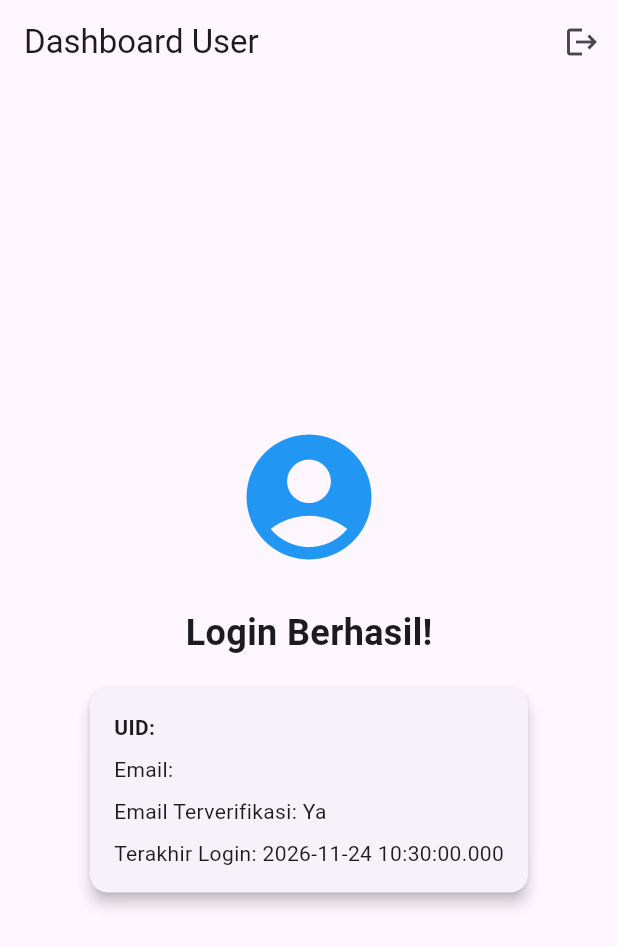
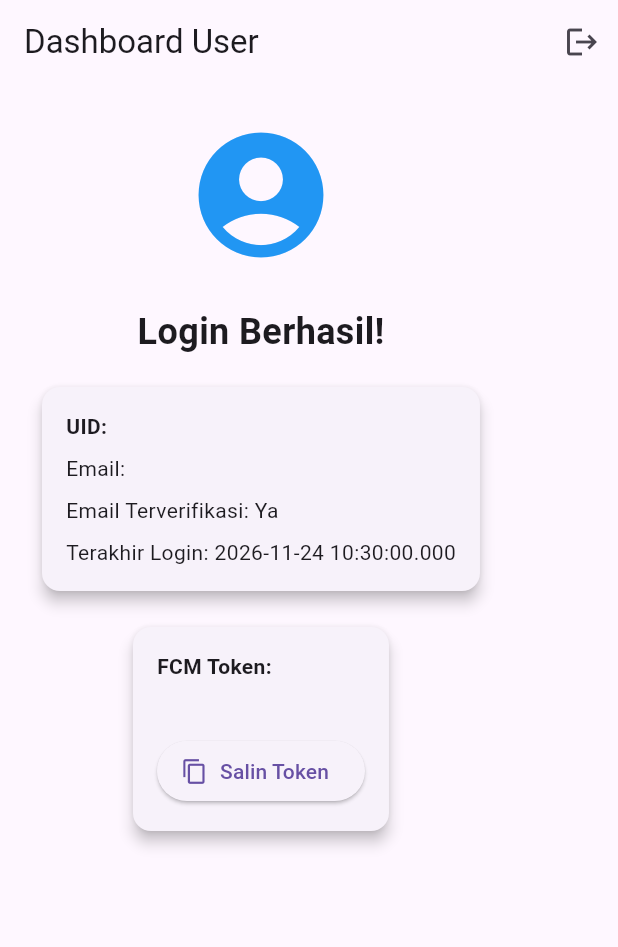
Before and after one commit to ryhan27/firebase_login, a Flutter app: the screen it shows once a user with an empty profile is signed in, on a phone screen of 412 x 824 dp. Shown: the top 947 px of the screen. Run offline on Flutter 3.47's test engine with Material 3 defaults, Android fonts, the phone set to English and light mode, and no system bars; our stand-ins replace firebase_auth, firebase_core, firebase_messaging, flutter_local_notifications; accounts and stored records are empty; network calls fail.

Commit message:
add FCM notifications, token card UI, and remove register button

```diff
--- a/lib/informasi_pengguna/user_info_screen.dart
+++ b/lib/informasi_pengguna/user_info_screen.dart
@@ -1,5 +1,8 @@
 import 'package:flutter/material.dart';
 import 'package:firebase_auth/firebase_auth.dart';
+import 'package:login_firebase/fcm_token_card.dart';
+// Jangan lupa import file widget FcmTokenCard kamu di sini, contoh:
+// import 'fcm_token_card.dart';
 
 class UserInfoScreen extends StatelessWidget {
   final User user;
@@ -23,11 +26,10 @@ class UserInfoScreen extends StatelessWidget {
           ),
         ],
       ),
-      body: Center(
+      body: SingleChildScrollView(
         child: Padding(
           padding: const EdgeInsets.all(24.0),
           child: Column(
-            mainAxisAlignment: MainAxisAlignment.center,
             crossAxisAlignment: CrossAxisAlignment.center,
             children: [
               const Icon(Icons.account_circle, size: 100, color: Colors.blue),
@@ -62,6 +64,8 @@ class UserInfoScreen extends StatelessWidget {
                   ),
                 ),
               ),
+              const SizedBox(height: 16),
+              const FcmTokenCard(),
             ],
           ),
         ),
--- a/lib/main.dart
+++ b/lib/main.dart
@@ -4,11 +4,20 @@ import 'package:firebase_auth/firebase_auth.dart';
 import 'firebase_options.dart';
 import 'auth/login_screen.dart';
 import 'informasi_pengguna/user_info_screen.dart';
-
+import 'package:firebase_messaging/firebase_messaging.dart';
+import 'notification_service.dart';
 void main() async {
   WidgetsFlutterBinding.ensureInitialized();
   await Firebase.initializeApp(options: DefaultFirebaseOptions.currentPlatform);
+
+  // Daftarkan handler untuk pesan saat aplikasi background / mati   // BARU
+  FirebaseMessaging.onBackgroundMessage(firebaseMessagingBackgroundHandler);
+
   runApp(const MyApp());
+
+  // Inisialisasi notifikasi (izin, token, listener)                  // BARU
+  await NotificationService.init();
+
 }
 
 class MyApp extends StatelessWidget {
@@ -18,6 +27,7 @@ class MyApp extends StatelessWidget {
   Widget build(BuildContext context) {
     return MaterialApp(
       title: 'Firebase Auth Simple',
+       navigatorKey: navigatorKey, // <-- BARU: agar bisa navigasi dari notifikasi
       debugShowCheckedModeBanner: false,
       theme: ThemeData(primarySwatch: Colors.blue),
       home: const AuthWrapper(),
```
